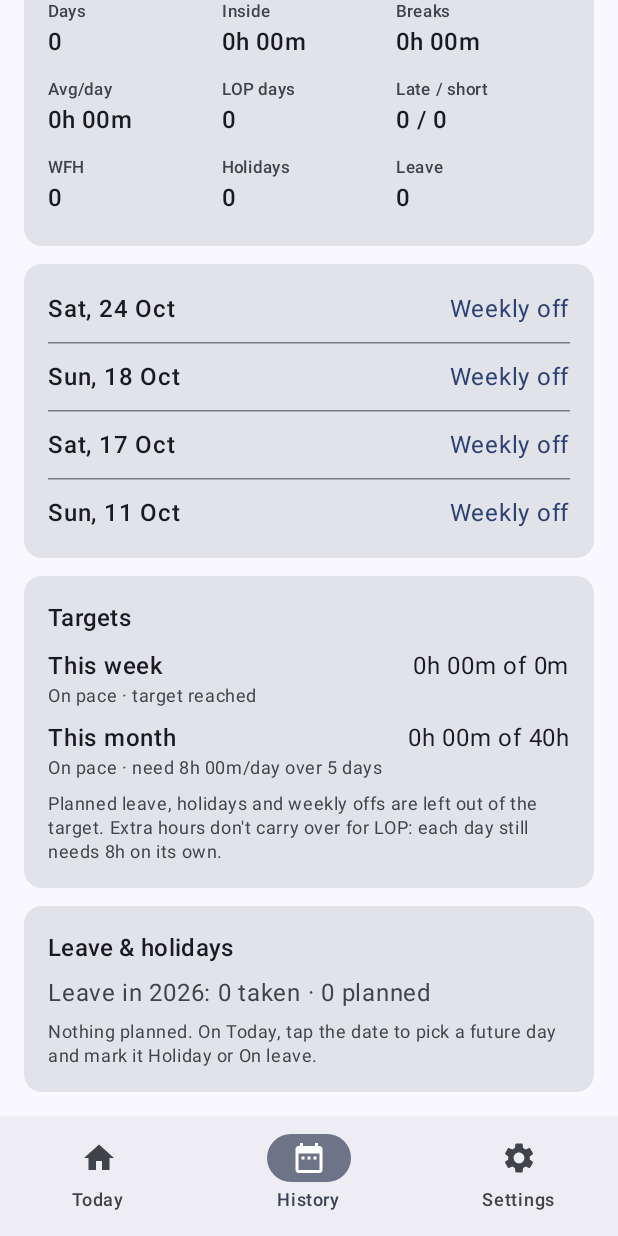
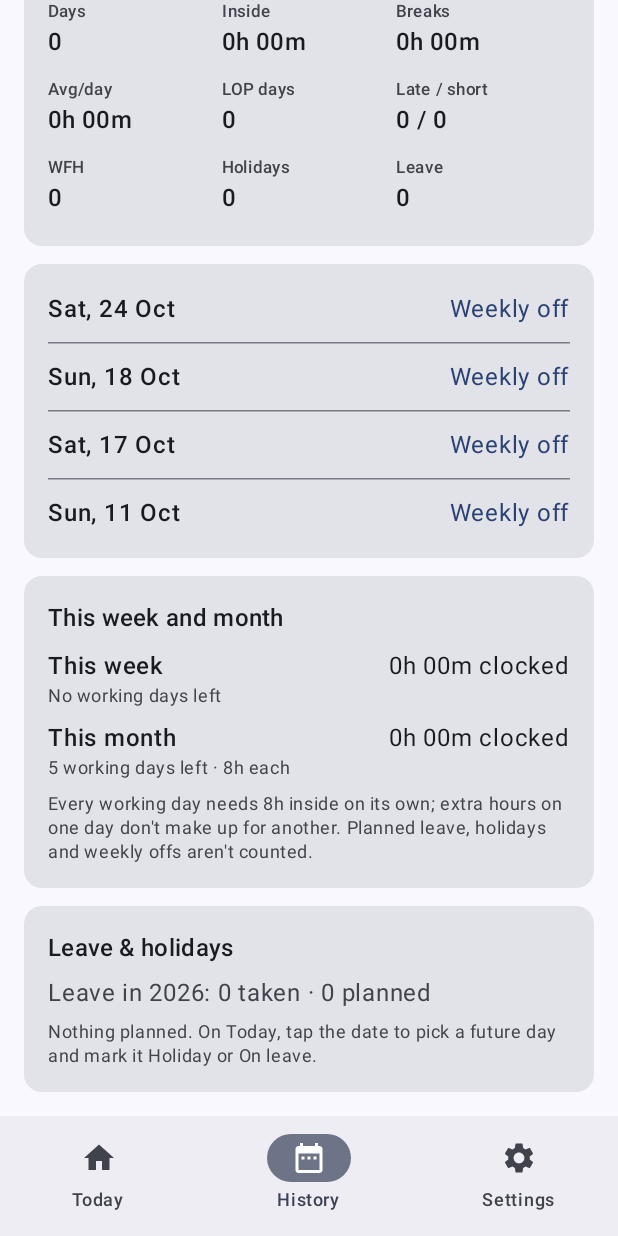
Before and after one commit to gkgsiva/tracker, an Android app built with Jetpack Compose: the screen it shows after launch (MainActivity), item 2 of the bottom bar chosen, scrolled down 468 dp, on a phone screen of 412 x 824 dp. Run offline under Robolectric (Android 15) with nearby library versions, the phone set to English and light mode, and no system bars; our stand-ins replace Room's generated code.

Commit message:
Count days that met 8h instead of pooling hours in week/month outlook
Each working day needs the full required hours on its own, so the
Today outlook and History week/month card no longer show ahead/behind or
an average needed per day. They show hours clocked as a record, how many
finished days met 8h (and how many fell short), and working days left at
8h each. Version 1.3.

Co-Authored-By: Claude Opus 5.5 (1M context) <noreply@anthropic.com>
Claude-Session: https://claude.ai/code/session_01Lp136no5xCLgL2Nuw7NZEz

```diff
--- a/app/build.gradle.kts
+++ b/app/build.gradle.kts
@@ -15,8 +15,8 @@ android {
         targetSdk = 35
         // Bump the minor version for each set of additions; merging to main tags it v<versionName>
         // and publishes a release with the APK.
-        versionCode = 3
-        versionName = "1.2"
+        versionCode = 4
+        versionName = "1.3"
     }
 
     signingConfigs {
--- a/app/src/main/java/com/gkgsiva/tracker/ui/HistoryScreen.kt
+++ b/app/src/main/java/com/gkgsiva/tracker/ui/HistoryScreen.kt
@@ -136,28 +136,28 @@ fun HistoryScreen(
     }
 }
 
-/** Hours against target for this week and month, and what's still needed. */
+/** This week and month: days that met the required hours, and working days left. */
 @Composable
 private fun TargetsCard(week: Outlook, month: Outlook, required: Duration) {
     Card(Modifier.fillMaxWidth()) {
         Column(Modifier.padding(16.dp), verticalArrangement = Arrangement.spacedBy(8.dp)) {
-            Text("Targets", style = MaterialTheme.typography.titleMedium)
+            Text("This week and month", style = MaterialTheme.typography.titleMedium)
             listOf("This week" to week, "This month" to month).forEach { (label, o) ->
                 Column {
                     Row {
                         Text(label, Modifier.weight(1f), fontWeight = FontWeight.Medium)
-                        Text("${o.done.formatHm()} of ${o.target.formatShort()}")
+                        Text(listOfNotNull("${o.done.formatHm()} clocked", o.metText()).joinToString(" · "))
                     }
                     Text(
                         o.paceText() + if (o.lopDays > 0) " · ${o.lopDays} LOP" else "",
                         style = MaterialTheme.typography.bodySmall,
-                        color = if (o.balance.isNegative) MaterialTheme.colorScheme.error else MaterialTheme.colorScheme.onSurfaceVariant,
+                        color = if (o.daysShort > 0 || o.lopDays > 0) MaterialTheme.colorScheme.error else MaterialTheme.colorScheme.onSurfaceVariant,
                     )
                 }
             }
             Text(
-                "Planned leave, holidays and weekly offs are left out of the target. " +
-                    "Extra hours don't carry over for LOP: each day still needs ${required.formatShort()} on its own.",
+                "Every working day needs ${required.formatShort()} inside on its own; extra hours on one day don't make up " +
+                    "for another. Planned leave, holidays and weekly offs aren't counted.",
                 style = MaterialTheme.typography.bodySmall,
                 color = MaterialTheme.colorScheme.onSurfaceVariant,
             )
--- a/app/src/main/java/com/gkgsiva/tracker/ui/Insights.kt
+++ b/app/src/main/java/com/gkgsiva/tracker/ui/Insights.kt
@@ -7,35 +7,40 @@ import java.time.Duration
 import java.time.LocalDate
 import java.time.LocalTime
 
-/** Hours against target for a week or month, with what's still needed. */
+/**
+ * A week or month at a glance. Hours don't pool: every working day needs the full required hours
+ * on its own, so this counts days that met it rather than a total to catch up on.
+ */
 data class Outlook(
     val start: LocalDate,
     val endInclusive: LocalDate,
-    /** Required hours × working days (planned leave, holidays and weekly offs excluded). */
-    val target: Duration,
+    /** Required inside time for each working day. */
+    val perDay: Duration,
+    /** Time clocked inside so far, as a record. */
     val done: Duration,
-    /** Done minus required hours for the working days already finished: positive is ahead. */
-    val balance: Duration,
+    /** Finished working days that reached [perDay]. */
+    val daysMet: Int,
+    /** Finished working days that fell short of [perDay]. */
+    val daysShort: Int,
     /** Working days left, today included while it's still running. */
     val daysLeft: Int,
-    /** Average needed per remaining working day to reach [target]; null when no days are left. */
-    val neededPerDay: Duration?,
     val lopDays: Int,
 ) {
-    val remaining: Duration get() = (target - done).coerceAtLeast(Duration.ZERO)
+    val daysFinished: Int get() = daysMet + daysShort
 }
 
-/** One-line pace summary, e.g. "Ahead by 1h 10m · need 7h 50m/day over 2 days". */
+/** One-line summary, e.g. "5 working days left · 8h each · 1 day short". */
 fun Outlook.paceText(): String = buildList {
-    when {
-        balance.isNegative -> add("Behind by ${balance.negated().formatHm()}")
-        balance > Duration.ZERO -> add("Ahead by ${balance.formatHm()}")
-        else -> add("On pace")
-    }
-    val perDay = neededPerDay
-    if (perDay != null && remaining > Duration.ZERO) add("need ${perDay.formatHm()}/day over $daysLeft day${if (daysLeft == 1) "" else "s"}")
-    else if (remaining == Duration.ZERO) add("target reached")
+    add(
+        if (daysLeft > 0) "$daysLeft working day${if (daysLeft == 1) "" else "s"} left · ${perDay.formatShort()} each"
+        else "No working days left"
+    )
+    if (daysShort > 0) add("$daysShort day${if (daysShort == 1) "" else "s"} short of ${perDay.formatShort()}")
 }.joinToString(" · ")
+
+/** e.g. "3 of 4 days met 8h"; null before any working day has finished. */
+fun Outlook.metText(): String? =
+    if (daysFinished == 0) null else "$daysMet of $daysFinished day${if (daysFinished == 1) "" else "s"} met ${perDay.formatShort()}"
 
 /** Whether today is heading for LOP, and why. */
 data class Forecast(val atRisk: Boolean, val message: String)
@@ -55,20 +60,16 @@ object Insights {
     ): Outlook {
         val days = generateSequence(start) { it.plusDays(1) }.takeWhile { it <= endInclusive }.map(summaryOf).toList()
         val counted = days.filter { !it.dayOff && (it.date >= today || it.worked) }
-        val completed = counted.filter { it.date < today || (it.date == today && it.finished) }
-        val left = counted.size - completed.size
-        val target = rules.requiredInside.multipliedBy(counted.size.toLong())
-        val done = counted.fold(Duration.ZERO) { acc, d -> acc + d.inside }
-        val doneCompleted = completed.fold(Duration.ZERO) { acc, d -> acc + d.inside }
-        val remaining = (target - done).coerceAtLeast(Duration.ZERO)
+        val finished = counted.filter { it.date < today || (it.date == today && it.finished) }
+        val met = finished.count { it.inside >= rules.requiredInside }
         return Outlook(
             start = start,
             endInclusive = endInclusive,
-            target = target,
-            done = done,
-            balance = doneCompleted - rules.requiredInside.multipliedBy(completed.size.toLong()),
-            daysLeft = left,
-            neededPerDay = if (left > 0) remaining.dividedBy(left.toLong()) else null,
+            perDay = rules.requiredInside,
+            done = counted.fold(Duration.ZERO) { acc, d -> acc + d.inside },
+            daysMet = met,
+            daysShort = finished.size - met,
+            daysLeft = counted.size - finished.size,
             lopDays = days.count { it.lop },
         )
     }
--- a/app/src/main/java/com/gkgsiva/tracker/ui/TodayScreen.kt
+++ b/app/src/main/java/com/gkgsiva/tracker/ui/TodayScreen.kt
@@ -507,7 +507,7 @@ private fun OutlookCard(forecast: Forecast?, month: Outlook) {
                 )
             }
             DetailLine("LOP days this month", "${month.lopDays}", warn = month.lopDays > 0)
-            DetailLine("This month", "${month.done.formatHm()} of ${month.target.formatShort()}")
+            DetailLine("This month", listOfNotNull("${month.done.formatHm()} clocked", month.metText()).joinToString(" · "))
             Text(month.paceText(), style = MaterialTheme.typography.bodySmall, color = MaterialTheme.colorScheme.onSurfaceVariant)
         }
     }
```
Also changed, not shown: 1 other file.
